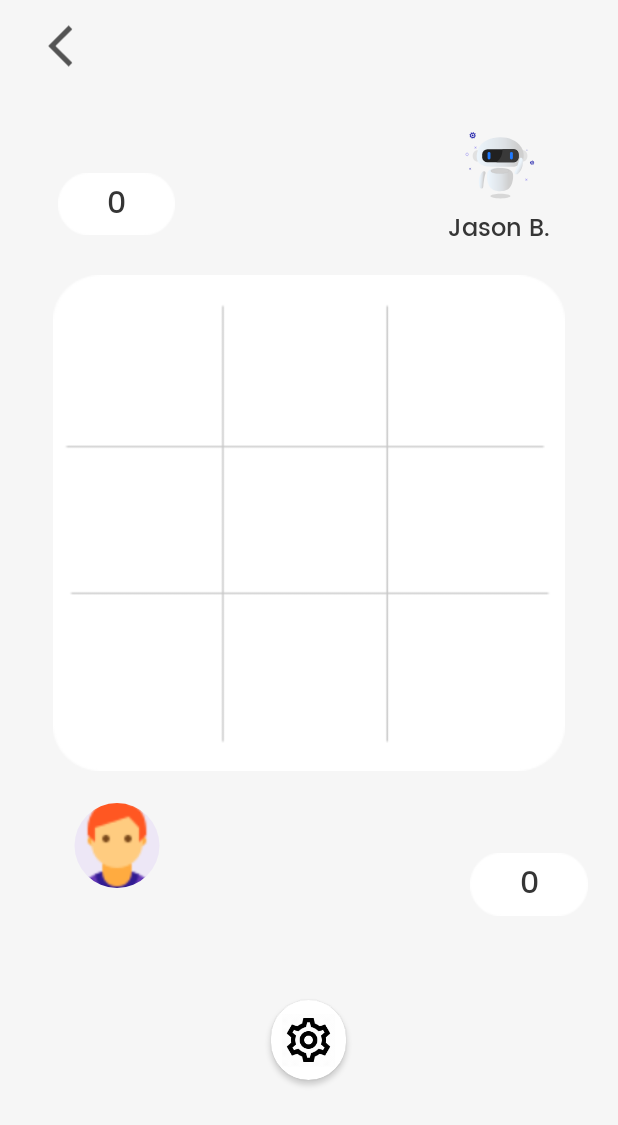
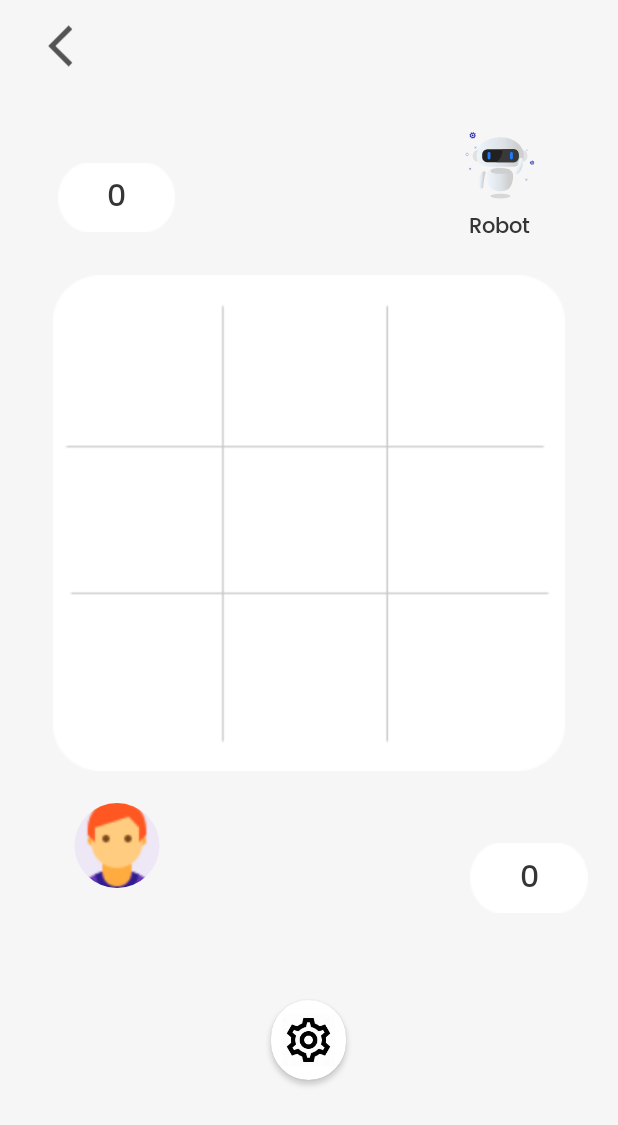
Before and after one commit to Abdullah-Sheikh/Tictactoe_in_Android, an Android app: the AiGameActivity screen opened directly, with no data from a screen before it, on a phone screen of 412 x 824 dp. Shown: the top 1125 px of the screen. Run offline under Robolectric (Android 15) with nearby library versions, the phone set to English and light mode, and no system bars; libraries missing offline, so code that uses them is left out: com.mikhaellopez.circularimageview; plain views replace CircularImageView; 5 statements that could not run were skipped.

```diff
--- a/app/src/main/AndroidManifest.xml
+++ b/app/src/main/AndroidManifest.xml
@@ -2,6 +2,8 @@
 <manifest xmlns:android="http://schemas.android.com/apk/res/android"
     package="com.techsoldev.tictactoegame">
 
+
+    <uses-permission android:name="android.permission.VIBRATE" />
     <application
         android:allowBackup="true"
         android:icon="@mipmap/ic_launcher"
--- a/app/src/main/java/com/techsoldev/tictactoegame/OfflineGameMenuActivity.java
+++ b/app/src/main/java/com/techsoldev/tictactoegame/OfflineGameMenuActivity.java
@@ -89,15 +89,12 @@ public class OfflineGameMenuActivity extends AppCompatActivity implements View.O
             }
         });
 
-
-
         settingsGifView.setOnClickListener(new View.OnClickListener() {
             @Override
             public void onClick(View v) {
                 Drawable drawable = settingsGifView.getDrawable();
                 if (drawable instanceof Animatable) {
                     ((Animatable) drawable).start();
-
 
                 }
                 Handler handler = new Handler();
@@ -110,7 +107,7 @@ public class OfflineGameMenuActivity extends AppCompatActivity implements View.O
                         }
                         Intent intent = new Intent(OfflineGameMenuActivity.this,SettingsActivity.class);
                         startActivity(intent);
-                        finish();
+
                     }
                 }, 750);
             }
--- a/app/src/main/res/layout/activity_ai_game.xml
+++ b/app/src/main/res/layout/activity_ai_game.xml
@@ -58,7 +58,7 @@
             android:orientation="vertical"
             android:layout_gravity="center"
             android:gravity="center"
-            android:layout_marginTop="27.5dp"
+            android:layout_marginTop="22.5dp"
             android:layout_marginBottom="13dp"
             android:background="@drawable/count_background"
             android:layout_height="match_parent"
@@ -104,23 +104,19 @@
                 app:lottie_loop="true"/>
 
 
-
             <TextView
                 android:id="@+id/player_two_name_txt"
                 android:layout_width="match_parent"
                 android:layout_height="0dp"
-                android:layout_weight="2.5"
-                android:text="Jason B."
-                android:textSize="16dp"
+                android:layout_gravity="center"
+                android:layout_weight="2.65"
+                android:fontFamily="@font/poppins_medium"
+                android:gravity="center"
+                android:text="Robot"
                 android:textColor="#353535"
-                android:layout_gravity="center"
-                android:gravity="center"
-                android:fontFamily="@font/poppins_medium"
-                ></TextView>
-            <View
-                android:layout_width="match_parent"
-                android:layout_height="0dp"
-                android:layout_weight="0.15"></View>
+                android:textSize="14dp"></TextView>
+
+
 
         </LinearLayout>
 
@@ -396,12 +392,13 @@
                 android:layout_height="0dp"
                 android:layout_weight="2.5"
                 android:text="Jason B."
-                android:textSize="16dp"
+                android:textSize="14dp"
                 android:textColor="#353535"
                 android:layout_gravity="center"
                 android:gravity="center"
                 android:fontFamily="@font/poppins_medium"
                 ></TextView>
+
             <View
                 android:layout_width="match_parent"
                 android:layout_height="0dp"
@@ -420,7 +417,7 @@
             android:orientation="vertical"
             android:layout_gravity="center"
             android:gravity="center"
-            android:layout_marginTop="27.5dp"
+            android:layout_marginTop="22.5dp"
             android:layout_marginBottom="13dp"
             android:background="@drawable/count_background"
             android:layout_height="match_parent"
--- a/app/src/main/res/layout/activity_aiget_player_name.xml
+++ b/app/src/main/res/layout/activity_aiget_player_name.xml
@@ -84,7 +84,10 @@
             android:layout_width="match_parent"
             android:layout_height="0dp"
             android:layout_marginLeft="40dp"
+            android:maxLines="1"
+            android:maxLength="10"
             android:hint="Nick Name"
+            android:singleLine="true"
             android:textColor="#5C5C5C"
             android:textColorHint="#6E6E6E"
             android:textSize="18dp"
--- a/app/src/main/res/layout/activity_offline_get_players_names.xml
+++ b/app/src/main/res/layout/activity_offline_get_players_names.xml
@@ -83,10 +83,13 @@
             android:id="@+id/player_one_name_edttxt"
             android:layout_width="match_parent"
             android:layout_height="0dp"
+            android:singleLine="true"
             android:layout_marginLeft="40dp"
             android:hint="Nick Name"
             android:textColor="#5C5C5C"
             android:textColorHint="#6E6E6E"
+            android:maxLength="10"
+            android:maxLines="1"
             android:textSize="18dp"
             android:layout_marginRight="40dp"
             android:layout_weight="1.5"></EditText>
@@ -164,6 +167,9 @@
             android:layout_weight="0.5"></View>
 
         <EditText
+            android:singleLine="true"
+            android:maxLength="10"
+            android:maxLines="1"
             android:id="@+id/player_two_name_edttxt"
             android:layout_width="match_parent"
             android:layout_height="0dp"
```
Also changed, not shown: app/src/main/java/com/techsoldev/tictactoegame/AiGameActivity.java (+28 -2 lines), app/src/main/java/com/techsoldev/tictactoegame/OfflineGameActivity.java (+27 -5 lines), app/src/main/res/layout/activity_offline_game.xml (+11 -18 lines), 3 other files.
